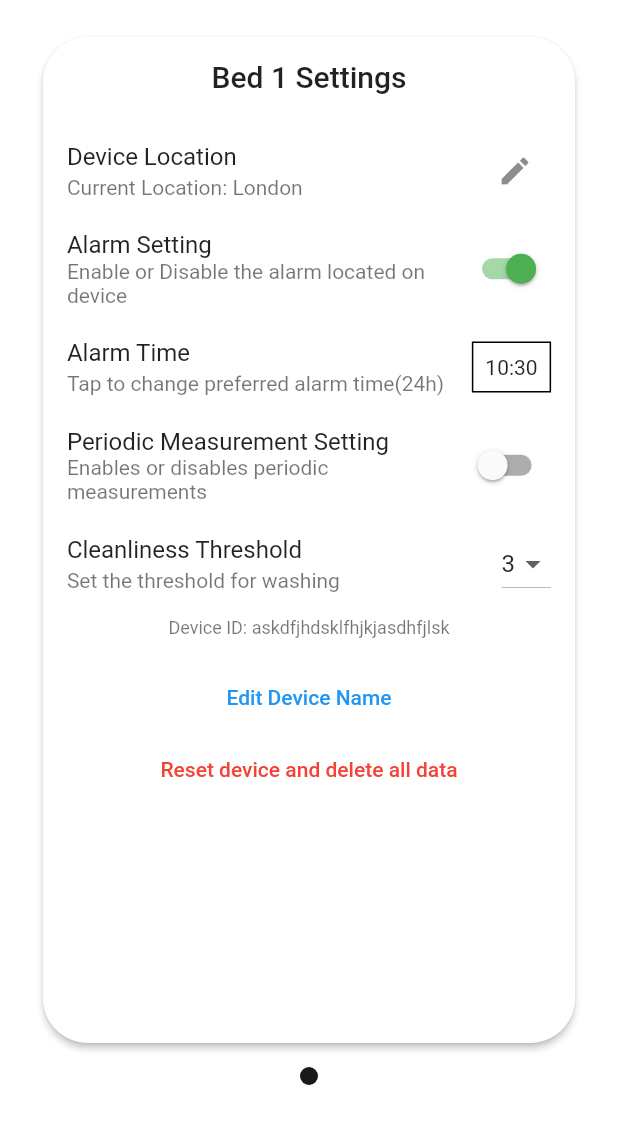
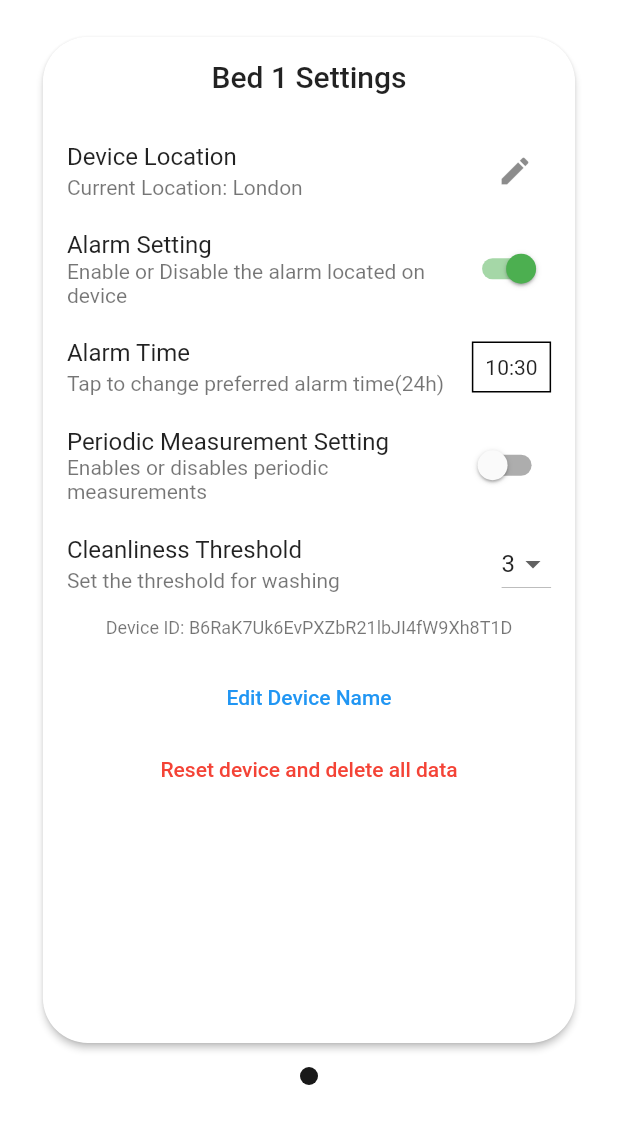
Before and after one commit to yannichau/CluelessIoT, a Flutter app: the screen it shows after launch, after a tap on the "add" icon, after a tap on the "settings" icon, on a phone screen of 412 x 824 dp, the part 59-1203 px from its top. Run offline on Flutter 3.47's test engine with Material 2 defaults, Android fonts, the phone set to English and light mode, and no system bars; drawn by our look-alikes of carousel_slider; our stand-ins replace freezed_annotation, google_fonts, shared_preferences, sqflite, weather, weather_icons; missing offline and left inert: mobile_scanner, mqtt_client; accounts and stored records are empty.

Commit message:
[App] More changes

```diff
--- a/imfresh/lib/features/home_device_card.dart
+++ b/imfresh/lib/features/home_device_card.dart
@@ -1,6 +1,8 @@
 import 'package:flutter/material.dart';
+import 'package:google_fonts/google_fonts.dart';
 import 'package:imfresh/models/periodic_reading.dart';
 import 'package:imfresh/models/settings.dart';
+import 'package:imfresh/services/weather_handler.dart';
 import 'package:intl/intl.dart';
 import 'package:weather/weather.dart';
 
@@ -26,6 +28,15 @@ class _HomeDeviceCardState extends State<HomeDeviceCard>
   late AnimationController _animationController;
   late Animation _animation;
   WeatherFactory wf = WeatherFactory("5017664c335a080c262ee52428445459");
+
+  final List<int> testWeatherStatus = [500, 731, 804, 903, 321];
+  final List<DateTime> testWeatherTimestamps = [
+    DateTime.now().add(Duration(days: 1)),
+    DateTime.now().add(Duration(days: 2)),
+    DateTime.now().add(Duration(days: 3)),
+    DateTime.now().add(Duration(days: 4)),
+    DateTime.now().add(Duration(days: 5)),
+  ];
 
   @override
   void initState() {
@@ -57,11 +68,7 @@ class _HomeDeviceCardState extends State<HomeDeviceCard>
                   padding: const EdgeInsets.all(8.0),
                   child: Text(
                     widget.settings.deviceName,
-                    style: const TextStyle(
-                      fontSize: 28.0,
-                      fontStyle: FontStyle.italic,
-                      fontWeight: FontWeight.w700,
-                    ),
+                    style: GoogleFonts.racingSansOne(fontSize: 28.0),
                   ),
                 ),
               ),
@@ -154,12 +161,37 @@ class _HomeDeviceCardState extends State<HomeDeviceCard>
               Expanded(
                 child: TextButton(
                     child: const Text(
-                      "Done Washing!",
+                      "I'm Done Washing!",
                       textAlign: TextAlign.center,
                     ),
                     onPressed: () {}),
               ),
             ],
+          ),
+          Container(
+            padding: EdgeInsets.fromLTRB(8.0, 0.0, 8.0, 0.0),
+            height: 90,
+            child: ListView.builder(
+              shrinkWrap: true,
+              scrollDirection: Axis.horizontal,
+              itemCount: testWeatherStatus.length,
+              itemBuilder: (context, index) {
+                return Container(
+                  padding: EdgeInsets.fromLTRB(8.0, 0.0, 8.0, 0.0),
+                  child: Column(
+                    children: [
+                      Icon(
+                        iconMapping[testWeatherStatus[index]],
+                        size: 50,
+                      ),
+                      Spacer(),
+                      Text(DateFormat(' EE')
+                          .format(testWeatherTimestamps[index])),
+                    ],
+                  ),
+                );
+              },
+            ),
           ),
           // FutureBuilder(
           //   future: wf.fiveDayForecastByCityName(
--- a/imfresh/lib/features/home_page.dart
+++ b/imfresh/lib/features/home_page.dart
@@ -1,6 +1,8 @@
 import 'package:flutter/material.dart';
 import 'package:google_fonts/google_fonts.dart';
 import 'package:imfresh/services/shared_prefs_handler.dart';
+import 'package:imfresh/services/utils.dart';
+import 'package:shared_preferences/shared_preferences.dart';
 
 import '../models/settings.dart';
 import 'home_device_card.dart';
@@ -13,16 +15,6 @@ class HomePage extends StatefulWidget {
 }
 
 class _HomePageState extends State<HomePage> {
-  final Settings _settings = Settings(
-      deviceId: "askdfjhdsklfhjkjasdhfjlsk",
-      deviceName: "Bed 1",
-      deviceLocation: "London",
-      alarmOn: true,
-      alarmTime: DateTime.now(),
-      realtimeMeasuringOn: true,
-      periodicMeasuringEnabled: false,
-      cleanlinessThreshold: 3);
-
   @override
   void initState() {
     test();
@@ -30,8 +22,8 @@ class _HomePageState extends State<HomePage> {
   }
 
   void test() async {
-    // SharedPreferences prefs = await SharedPreferences.getInstance();
-    // await prefs.remove('deviceList');
+    SharedPreferences prefs = await SharedPreferences.getInstance();
+    await prefs.remove('deviceList');
     print((await getDeviceList()).toString());
   }
 
@@ -108,7 +100,7 @@ class _HomePageState extends State<HomePage> {
           // Navigator.pushNamed(context, '/addDevice');
           print("Adding new device");
           addNewDevice(Settings(
-              deviceId: "askdfjhdsklfhjkjasdhfjlsk",
+              deviceId: getRandomString(32),
               deviceName: "Bed 1",
               deviceLocation: "London",
               alarmOn: true,
--- a/imfresh/lib/features/settings_view.dart
+++ b/imfresh/lib/features/settings_view.dart
@@ -76,12 +76,8 @@ class _SettingsPageState extends State<SettingsPage> {
                 (BuildContext context, AsyncSnapshot<List<Settings>> snapshot) {
               if (snapshot.hasData) {
                 if (snapshot.data!.isEmpty) {
-                  return Padding(
-                    padding: EdgeInsets.fromLTRB(8.0,
-                        MediaQuery.of(context).size.height / 3.0, 8.0, 8.0),
-                    child: const Center(
-                      child: Text("No devices found, add one!"),
-                    ),
+                  return const Center(
+                    child: Text("No devices found, add one!"),
                   );
                 } else {
                   List<Widget> _newSliders = snapshot.data!.map((e) {
--- a/imfresh/pubspec.yaml
+++ b/imfresh/pubspec.yaml
@@ -47,6 +47,7 @@ dependencies:
   intl: ^0.17.0
   weather: ^2.0.1
   shared_preferences: ^2.0.13
+  weather_icons: ^3.0.0
 
 dev_dependencies:
   build_runner:
```
Also changed, not shown: imfresh/lib/features/device_settings_card.dart (+6 -4 lines), imfresh/lib/services/mqttHander.dart (+0 -14 lines), imfresh/lib/services/utils.dart (added, +7 -0 lines), imfresh/lib/services/weather_handler.dart (added, +64 -0 lines), imfresh/pubspec.lock.
